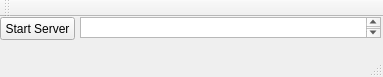
This is enginetest/mainwindow.ui in SERESLab/iTrace-Archive as Qt 5 draws it before an edit. The edited form follows.
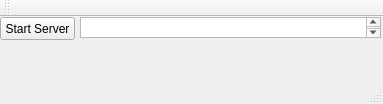
This is the edited form.

Patch:
```diff
--- a/enginetest/mainwindow.ui
+++ b/enginetest/mainwindow.ui
@@ -7,7 +7,7 @@
     <x>0</x>
     <y>0</y>
     <width>383</width>
-    <height>77</height>
+    <height>104</height>
    </rect>
   </property>
   <property name="windowTitle">
```
Left out of the diff: 2 changed lines with no effect on the pictures.
